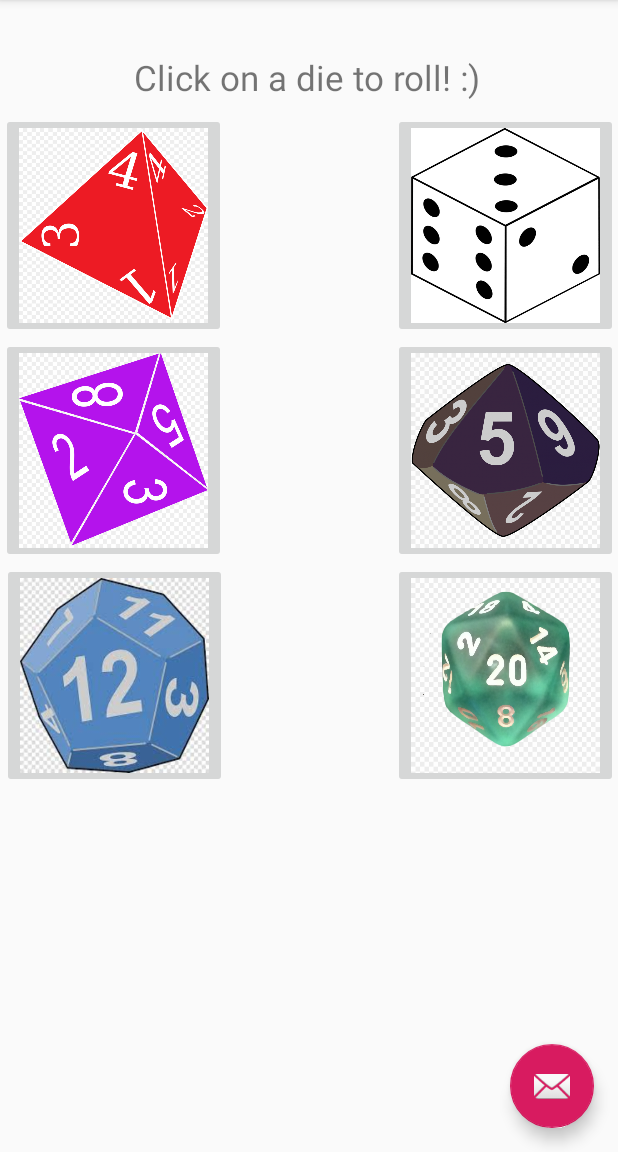
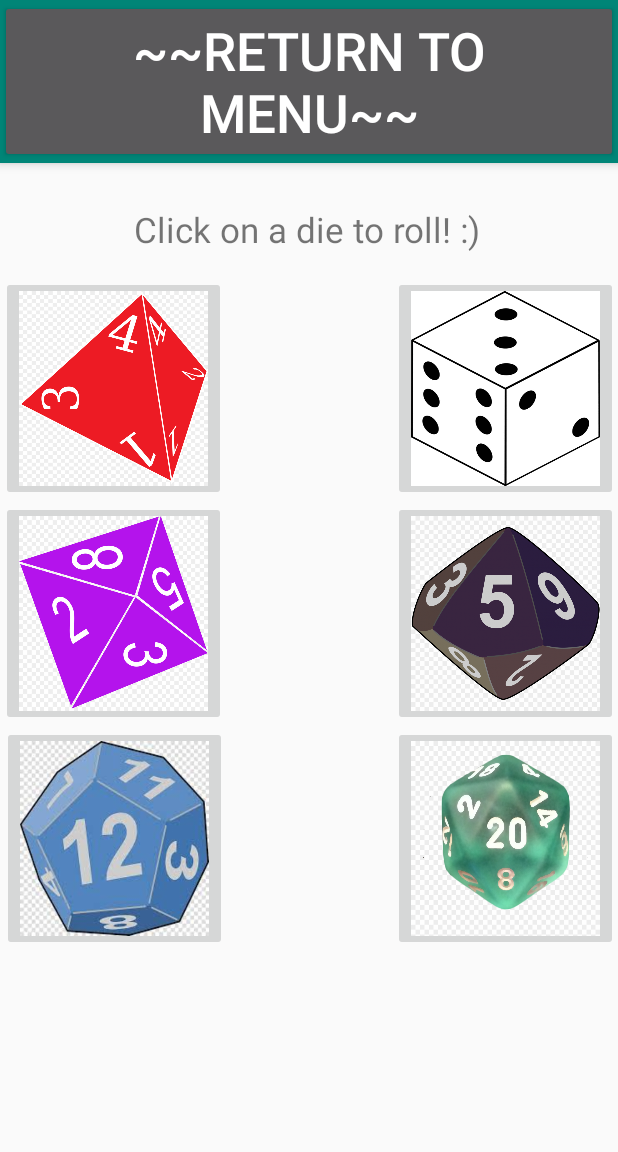
Before and after one commit to rjn4/CS125Final, an Android app: the MainActivity screen opened directly, with no data from a screen before it, on a phone screen of 412 x 824 dp, the part 84-1236 px from its top. Run offline under Robolectric (Android 15) with nearby library versions, the phone set to English and light mode, and no system bars.

Commit message:
With fixed mainactivity launch

```diff
--- a/app/src/main/AndroidManifest.xml
+++ b/app/src/main/AndroidManifest.xml
@@ -1,7 +1,6 @@
 <?xml version="1.0" encoding="utf-8"?>
 <manifest xmlns:android="http://schemas.android.com/apk/res/android"
     package="com.example.cs125final">
-
     <application
         android:allowBackup="true"
         android:icon="@mipmap/ic_launcher"
@@ -23,6 +22,10 @@
             android:name=".MainActivity"
             android:label="CS125Final" >
         </activity>
+        <activity
+            android:name=".CharActivity"
+            android:label="CS125Final">
+        </activity>
     </application>
 
 </manifest>
--- a/app/src/main/java/com/example/cs125final/MainActivity.java
+++ b/app/src/main/java/com/example/cs125final/MainActivity.java
@@ -1,5 +1,6 @@
 package com.example.cs125final;
 
+import android.content.Intent;
 import android.os.Bundle;
 
 import com.google.android.material.floatingactionbutton.FloatingActionButton;
@@ -11,6 +12,7 @@ import androidx.appcompat.widget.Toolbar;
 import android.view.View;
 import android.view.Menu;
 import android.view.MenuItem;
+import android.widget.Button;
 import android.widget.ImageButton;
 import android.widget.TextView;
 import android.widget.Toast;
@@ -24,14 +26,7 @@ public class MainActivity extends AppCompatActivity {
         Toolbar toolbar = findViewById(R.id.toolbar);
         setSupportActionBar(toolbar);
 
-        FloatingActionButton fab = findViewById(R.id.fab);
-        fab.setOnClickListener(new View.OnClickListener() {
-            @Override
-            public void onClick(View view) {
-                Snackbar.make(view, "Replace with your own action", Snackbar.LENGTH_LONG)
-                        .setAction("Action", null).show();
-            }
-        });
+
         ImageButton androidImageButtonDie6 = (ImageButton) findViewById(R.id.imageButton);
         androidImageButtonDie6.setOnClickListener(new View.OnClickListener() {
             public void onClick(View v) {
@@ -74,6 +69,16 @@ public class MainActivity extends AppCompatActivity {
                 textBox.setText("   20 Sided Die Roll: " +  (int)((Math.random() * 20) + 1));
             }
         });
+        Button returnDie = findViewById(R.id.returnFromDie);
+        returnDie.setOnClickListener(new View.OnClickListener() {
+            @Override
+            public void onClick(View view) {
+                Intent intent4 = new Intent(MainActivity.this, MenuActivity.class);
+                startActivity(intent4);
+                finish();
+            }
+        });
+
     }
 
     @Override
--- a/app/src/main/res/layout/activity_main.xml
+++ b/app/src/main/res/layout/activity_main.xml
@@ -7,6 +7,7 @@
     tools:context=".MainActivity">
 
     <com.google.android.material.appbar.AppBarLayout
+        android:id="@+id/appBarLayout"
         android:layout_width="match_parent"
         android:layout_height="wrap_content"
         android:theme="@style/AppTheme.AppBarOverlay">
@@ -18,16 +19,25 @@
             android:background="?attr/colorPrimary"
             app:popupTheme="@style/AppTheme.PopupOverlay" />
 
+        <Button
+            android:id="@+id/returnFromDie"
+            android:layout_width="match_parent"
+            android:layout_height="wrap_content"
+            android:layout_alignParentBottom="true"
+            android:layout_gravity="bottom|end"
+            android:text="~~Return to Menu~~"
+            android:textSize="35dp" />
     </com.google.android.material.appbar.AppBarLayout>
 
-    <include layout="@layout/content_main" />
+    <include
+        android:id="@+id/include"
+        layout="@layout/content_main" />
 
-    <com.google.android.material.floatingactionbutton.FloatingActionButton
-        android:id="@+id/fab"
-        android:layout_width="wrap_content"
-        android:layout_height="wrap_content"
-        android:layout_gravity="bottom|end"
-        android:layout_margin="@dimen/fab_margin"
-        app:srcCompat="@android:drawable/ic_dialog_email" />
+    <LinearLayout
+        android:layout_width="match_parent"
+        android:layout_height="match_parent"
+        android:orientation="vertical">
+
+    </LinearLayout>
 
 </androidx.coordinatorlayout.widget.CoordinatorLayout>
```
Also changed, not shown: app/build.gradle (+9 -4 lines), app/src/main/java/com/example/cs125final/CharActivity.java (added, +51 -0 lines), app/src/main/java/com/example/cs125final/MenuActivity.java (+10 -0 lines), app/src/main/res/layout/activity_menu.xml (+9 -2 lines), app/src/main/res/layout/char_main.xml (added, +55 -0 lines).
